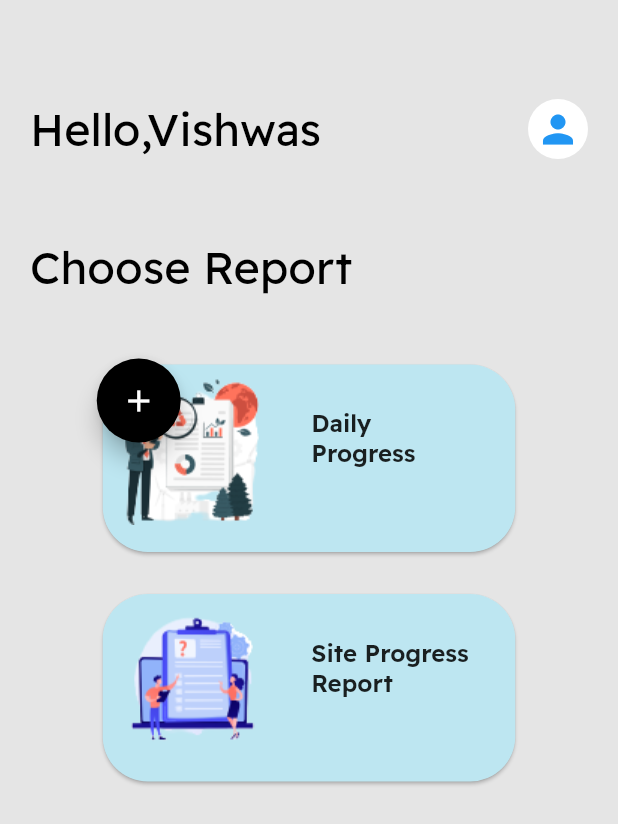
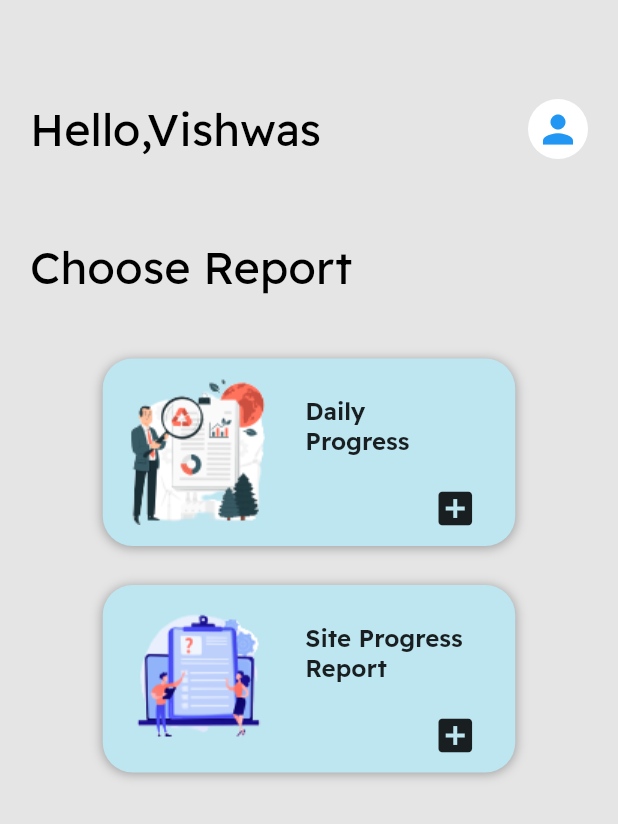
Before and after one commit to priyansh1211/4NerdyGuys, a Flutter app: the TypesOfReport screen opened directly, on a phone screen of 412 x 824 dp. Shown: the top 824 px of the screen. Run offline on Flutter 3.47's test engine with Material 2 defaults, Android fonts, the phone set to English and light mode, and no system bars; our stand-ins replace dropdown_button2, flutter_otp_text_field, percent_indicator; missing offline and left inert: otp_timer_button.

Commit message:
Changes in Types of Report

```diff
--- a/lib/pages/TypesOfReport.dart
+++ b/lib/pages/TypesOfReport.dart
@@ -1,5 +1,6 @@
 import 'package:flutter/material.dart';
 import 'package:flutter_app/pages/DpReport.dart';
+
 class TypesOfReport extends StatefulWidget {
   const TypesOfReport({Key? key}) : super(key: key);
 
@@ -18,7 +19,7 @@ class _TypesOfReportState extends State<TypesOfReport> {
             height: 55,
           ),
           Padding(
-                padding: const EdgeInsets.only(left:20,right:10),
+            padding: const EdgeInsets.only(left: 20, right: 10),
             child: TextField(
               decoration: InputDecoration(
                 hintText: "Hello,Vishwas",
@@ -49,8 +50,9 @@ class _TypesOfReportState extends State<TypesOfReport> {
           const SizedBox(
             height: 30,
           ),
-          const Padding(padding: EdgeInsets.only(left: 20),
-            child:TextField(
+          const Padding(
+            padding: EdgeInsets.only(left: 20),
+            child: TextField(
               decoration: InputDecoration(
                 hintText: "Choose Report",
                 border: InputBorder.none,
@@ -67,22 +69,32 @@ class _TypesOfReportState extends State<TypesOfReport> {
           ),
           Column(
             children: [
-              Stack(
-                children: [
               InkWell(
-                    child: Card(
-                      color: const Color(0xffBDE6F1),
-                      shape: RoundedRectangleBorder(
-                          borderRadius: BorderRadius.circular(30.0)),
-                      child: const SizedBox(
+                child: Container(
                   height: 125,
                   width: 275,
+                  margin: const EdgeInsets.only(
+                      bottom: 6.0), //Same as `blurRadius` i guess
+                  decoration: BoxDecoration(
+                    borderRadius: BorderRadius.circular(20.0),
+                    color: const Color(0xffBDE6F1),
+                    boxShadow: const [
+                      BoxShadow(
+                        color: Colors.grey,
+                        offset: Offset(0.0, 1.0), //(x,y)
+                        blurRadius: 6.0,
                       ),
+                    ],
                   ),
-                    onTap: () {
-                      Navigator.push(context, MaterialPageRoute(builder: (context)=> const DpReportPage() ));
-                    },
-                  ),
+                  child: Stack(
+                    children: [
+                      const Positioned(
+                          top: 85,
+                          left: 220,
+                          child: Icon(
+                            Icons.add_box,
+                            size: 30,
+                          )),
                       const Positioned(
                         height: 40,
                         width: 110,
@@ -105,40 +117,100 @@ class _TypesOfReportState extends State<TypesOfReport> {
                         left: 10,
                         child: Image.asset('assets/images/report1.png'),
                       ),
-                    FloatingActionButton(
-                      shape:RoundedRectangleBorder(
-                        borderRadius: BorderRadius.circular(50),
-                      ),
-                        onPressed: (){
-                        Navigator.push(context, MaterialPageRoute(builder: (context)=>const DpReportPage()));
-                 },
-                     // elevation: 10,
-                      backgroundColor: Colors.black,
-                      child: const Icon(Icons.add),
-                 ),
-                 // FloatingActionButtonLocation.endFloat
                     ],
                   ),
+                ),
+                onTap: () {
+                  Navigator.push(
+                      context,
+                      MaterialPageRoute(
+                          builder: (context) => const DpReportPage()));
+                },
+              ),
+
+              // Stack(
+              //   children: [
+              //     InkWell(
+              //       child: Card(
+              //         color: const Color(0xffBDE6F1),
+              //         shape: RoundedRectangleBorder(
+              //             borderRadius: BorderRadius.circular(30.0)),
+              //         child: const SizedBox(
+              //           height: 125,
+              //           width: 275,
+              //         ),
+              //       ),
+              //       onTap: () {
+              //         Navigator.push(context, MaterialPageRoute(builder: (context)=> const DpReportPage() ));
+              //       },
+              //     ),
+              //     const Positioned(
+              //       height: 40,
+              //       width: 110,
+              //       right: 30,
+              //       bottom: 60,
+              //       child: Text(
+              //         "Daily Progress Report",
+              //         style: TextStyle(
+              //             fontSize: 16,
+              //             fontFamily: 'ReadexPro',
+              //             fontWeight: FontWeight.w600,
+              //         //color: Color(0xffBDE6F1),
+              //       ),
+              //     ),
+              //     ),
+              //     Positioned(
+              //       top: 10,
+              //       height: 101,
+              //       width: 108,
+              //       left: 10,
+              //       child: Image.asset('assets/images/report1.png'),
+              //     ),
+              //       FloatingActionButton(
+              //         shape:RoundedRectangleBorder(
+              //           borderRadius: BorderRadius.circular(50),
+              //         ),
+              //           onPressed: (){
+              //           Navigator.push(context, MaterialPageRoute(builder: (context)=>const DpReportPage()));
+              //    },
+              //        // elevation: 10,
+              //         backgroundColor: Colors.black,
+              //         child: const Icon(Icons.add),
+              //    ),
+              //    // FloatingActionButtonLocation.endFloat
+              //    ],
+              // ),
 
               const SizedBox(
                 height: 20,
               ),
-              Stack(
-                children: [
+
               InkWell(
-                    child: Card(
-                      color: const Color(0xffBDE6F1),
-                      shape: RoundedRectangleBorder(
-                          borderRadius: BorderRadius.circular(30.0)),
-                      child: const SizedBox(
+                child: Container(
                   height: 125,
                   width: 275,
+                  margin: const EdgeInsets.only(
+                      bottom: 6.0), //Same as `blurRadius` i guess
+                  decoration: BoxDecoration(
+                    borderRadius: BorderRadius.circular(20.0),
+                    color: const Color(0xffBDE6F1),
+                    boxShadow: const [
+                      BoxShadow(
+                        color: Colors.grey,
+                        offset: Offset(0.0, 1.0), //(x,y)
+                        blurRadius: 6.0,
                       ),
+                    ],
                   ),
-                    onTap: () {
-                      Navigator.push(context, MaterialPageRoute(builder: (context)=> const DpReportPage() ));
-                    },
-                  ),
+                  child: Stack(
+                    children: [
+                      const Positioned(
+                          top: 85,
+                          left: 220,
+                          child: Icon(
+                            Icons.add_box,
+                            size: 30,
+                          )),
                       const Positioned(
                         height: 40,
                         width: 110,
@@ -163,6 +235,15 @@ class _TypesOfReportState extends State<TypesOfReport> {
                       ),
                     ],
                   ),
+                ),
+                onTap: () {
+                  Navigator.push(
+                      context,
+                      MaterialPageRoute(
+                          builder: (context) => const DpReportPage()));
+                },
+              ),
+
             ],
           ),
         ],
--- a/pubspec.yaml
+++ b/pubspec.yaml
@@ -40,6 +40,7 @@ dependencies:
   # Use with the CupertinoIcons class for iOS style icons.
   cupertino_icons: ^1.0.2
   percent_indicator: ^3.4.0
+  charts_flutter: ^0.9.0
 
 dev_dependencies:
   flutter_test:
```
Also changed, not shown: lib/pages/Item_details.dart (added, +123 -0 lines), lib/pages/Item_list.dart (+21 -20 lines), lib/pages/New_items.dart (+6 -6 lines), pubspec.lock. Lines whose indentation alone changed are shown as unchanged.
